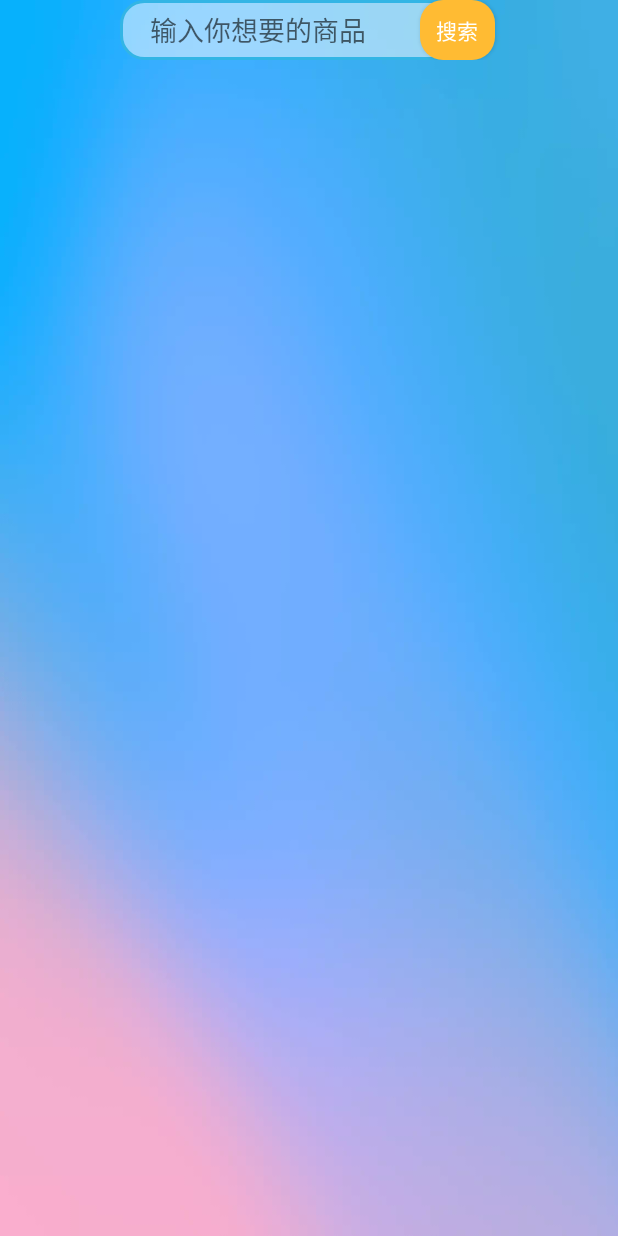
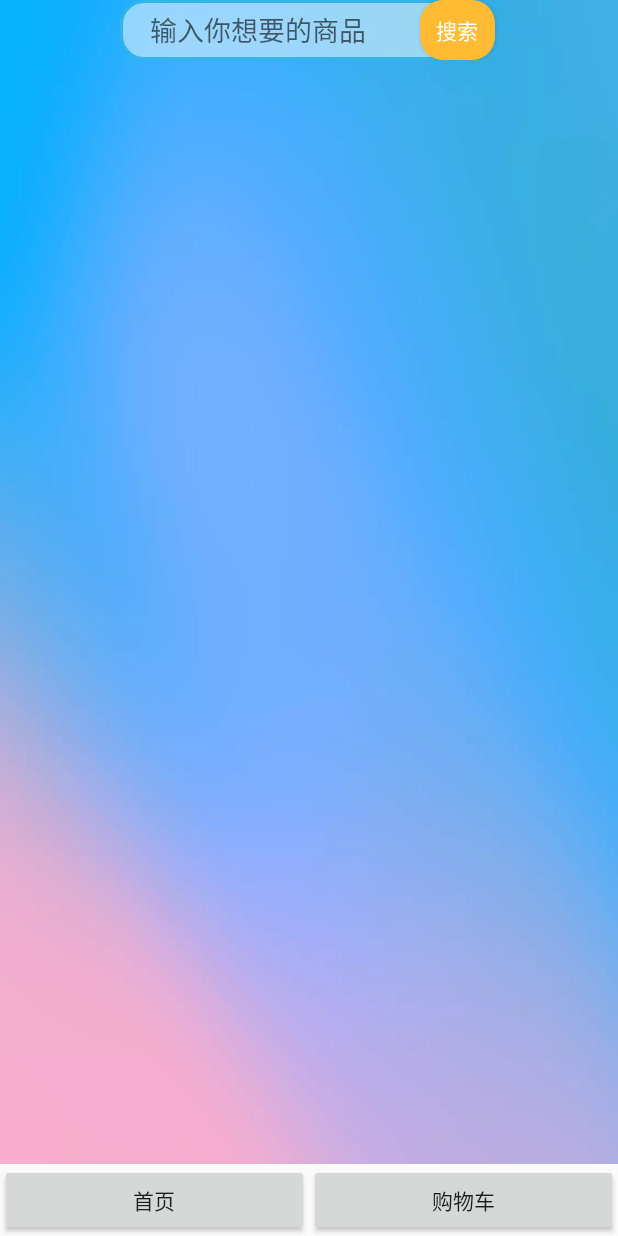
Before and after one commit to yangzuozhe/ShoppingApp, an Android app: the screen it shows after launch (HomeActivity), on a phone screen of 412 x 824 dp. Run offline under Robolectric (Android 15) with nearby library versions, the phone set to English and light mode, and no system bars; our stand-ins replace ButterKnife.

Commit message:
修改了首页的布局

```diff
--- a/app/src/main/java/com/example/shoppingapp/activity/HomeActivity.java
+++ b/app/src/main/java/com/example/shoppingapp/activity/HomeActivity.java
@@ -1,19 +1,15 @@
 package com.example.shoppingapp.activity;
 
 import android.os.Bundle;
+import android.widget.FrameLayout;
 
-import androidx.annotation.NonNull;
 import androidx.fragment.app.Fragment;
-import androidx.fragment.app.FragmentManager;
-import androidx.fragment.app.FragmentPagerAdapter;
-import androidx.viewpager.widget.ViewPager;
 
 import com.example.shoppingapp.R;
 import com.example.shoppingapp.base.BaseActivity;
-import com.example.shoppingapp.fragment.TianMaoFragment;
-import com.example.shoppingapp.fragment.WhatMaiFragment;
-
-import java.util.ArrayList;
+import com.example.shoppingapp.fragment.HomeFragment;
+import com.example.shoppingapp.fragment.ShoppingCarFragment;
+import com.example.shoppingapp.widget.BottomButton;
 
 import butterknife.BindView;
 import butterknife.ButterKnife;
@@ -22,41 +18,53 @@ import butterknife.ButterKnife;
  * 主页
  */
 public class HomeActivity extends BaseActivity {
-    @BindView(R.id.vpHome)
-    ViewPager mVpHome;
-    ArrayList<Fragment> mFragmentList = new ArrayList<>();
+    @BindView(R.id.flHome)
+    FrameLayout mFlHome;
+    @BindView(R.id.bottomButton)
+    BottomButton mBottomButton;
+    private Fragment mHomeFragment;
+    private Fragment mShoppingCar;
+
 
     @Override
     protected void onCreate(Bundle savedInstanceState) {
         super.onCreate(savedInstanceState);
         setContentView(R.layout.activity_main);
         ButterKnife.bind(this);
-        mFragmentList.add(TianMaoFragment.newInstance());
-        mFragmentList.add(WhatMaiFragment.newInstance());
-        HomeViewPagerAdapter adapter = new HomeViewPagerAdapter(getSupportFragmentManager(), mFragmentList);
-        mVpHome.setAdapter(adapter);
+        initBottomButton();
+        addHome();
     }
 
+    /**
+     * 添加首页
+     */
+    private void addHome() {
+        if (mHomeFragment == null) {
+            mHomeFragment = new HomeFragment();
+        }
+        addFragmentWithoutClearOld(mShoppingCar, mHomeFragment, R.id.flHome);
+    }
 
-    class HomeViewPagerAdapter extends FragmentPagerAdapter {
-        ArrayList<Fragment> mFgList;
+    private void addShoppingCar() {
+        if (mShoppingCar == null) {
+            mShoppingCar = ShoppingCarFragment.newInstance();
+        }
+        addFragmentWithoutClearOld(mHomeFragment, mShoppingCar, R.id.flHome);
+    }
 
+    /**
+     * 初始话底部按钮控件的操作
+     */
+    private void initBottomButton() {
+        mBottomButton.setOnClickLister(v -> {
+            int i = v.getId();
+            if (i == R.id.btnHome) {
+                addHome();
+            } else if (i == R.id.btnShoppingCar) {
+                addShoppingCar();
+            }
 
-        public HomeViewPagerAdapter(@NonNull FragmentManager fm, ArrayList<Fragment> fragmentList) {
-            super(fm, BEHAVIOR_RESUME_ONLY_CURRENT_FRAGMENT);
-            mFgList = fragmentList;
-        }
-
-        @NonNull
-        @Override
-        public Fragment getItem(int position) {
-            return mFgList.get(position);
-        }
-
-        @Override
-        public int getCount() {
-            return mFgList.size();
-        }
+        });
     }
 
 
--- a/app/src/main/java/com/example/shoppingapp/base/BaseActivity.java
+++ b/app/src/main/java/com/example/shoppingapp/base/BaseActivity.java
@@ -11,8 +11,8 @@ import androidx.fragment.app.FragmentManager;
 import androidx.fragment.app.FragmentTransaction;
 
 public class BaseActivity extends AppCompatActivity {
-
-
+    FragmentManager mManager;
+    FragmentTransaction mTransaction;
 
     /**
      * 替换碎片，这里表示替换这个碎片会让之前的碎片小时不见
@@ -22,14 +22,16 @@ public class BaseActivity extends AppCompatActivity {
      * @param isBack   表示是否添加返回栈
      */
     public void replaceFragment(Fragment fragment, int parentId, boolean isBack) {
-        FragmentManager manager = getSupportFragmentManager();
-        FragmentTransaction transaction = manager.beginTransaction();
-        transaction.replace(parentId, fragment);
+        if (mManager == null) {
+            mManager = getSupportFragmentManager();
+        }
+        mTransaction = mManager.beginTransaction();
+        mTransaction.replace(parentId, fragment);
         if (isBack) {
             //这句话让碎片有返回栈，没有这个的话，就相当于之前的碎片就被消除了，按下返回键直接退出程序了
-            transaction.addToBackStack(null);
+            mTransaction.addToBackStack(null);
         }
-        transaction.commit();
+        mTransaction.commit();
     }
 
     /**
@@ -66,8 +68,30 @@ public class BaseActivity extends AppCompatActivity {
                         (InputMethodManager) editText.getContext().getSystemService(Context.INPUT_METHOD_SERVICE);
                 inputManager.showSoftInput(editText, 0);
             }
-        },200);
+        }, 200);
 
     }
 
+    /**
+     * 这个方法会让旧的fragment 不会重新实例化对象，这样子写很好
+     *
+     * @param oldFragment 旧的碎片
+     * @param newFragment 新的碎片
+     * @param parentId    需要搭载的父容器
+     */
+    public void addFragmentWithoutClearOld(Fragment oldFragment, Fragment newFragment, int parentId) {
+        final FragmentManager manager = getSupportFragmentManager();
+        final FragmentTransaction transaction = manager.beginTransaction();
+        //判断旧的控件是否为空
+        if (oldFragment != null) {
+            //判断新的控件对象是否已经被添加了
+            if (!newFragment.isAdded()) {
+                transaction.hide(oldFragment).add(parentId, newFragment).commit();
+            } else {
+                transaction.hide(oldFragment).show(newFragment).commit();
+            }
+        } else {
+            transaction.add(parentId, newFragment).commit();
+        }
+    }
 }
--- a/app/src/main/java/com/example/shoppingapp/fragment/HomeFragment.java
+++ b/app/src/main/java/com/example/shoppingapp/fragment/HomeFragment.java
@@ -7,14 +7,69 @@ import android.view.ViewGroup;
 
 import androidx.annotation.NonNull;
 import androidx.annotation.Nullable;
+import androidx.fragment.app.Fragment;
+import androidx.fragment.app.FragmentManager;
+import androidx.fragment.app.FragmentPagerAdapter;
+import androidx.viewpager.widget.ViewPager;
 
+import com.example.shoppingapp.R;
 import com.example.shoppingapp.base.BaseFragment;
 
+import java.util.ArrayList;
+
+import butterknife.BindView;
+import butterknife.ButterKnife;
+
 public class HomeFragment extends BaseFragment {
+    @BindView(R.id.vpHome)
+    ViewPager mVpHome;
+    ArrayList<Fragment> mFragmentList = new ArrayList<>();
+    HomeViewPagerAdapter mAdapter;
+
+    public static HomeFragment newInstance() {
+        HomeFragment fragment = new HomeFragment();
+        return fragment;
+    }
+
     @Nullable
     @Override
     public View onCreateView(@NonNull LayoutInflater inflater, @Nullable ViewGroup container, @Nullable Bundle savedInstanceState) {
+        View view = LayoutInflater.from(getContext()).inflate(R.layout.main_fragment, null);
+        ButterKnife.bind(this, view);
+        initViewPager();
+        return view;
+    }
 
-        return super.onCreateView(inflater, container, savedInstanceState);
+    private void initViewPager() {
+
+        mFragmentList.add(TianMaoFragment.newInstance());
+        mFragmentList.add(WhatMaiFragment.newInstance());
+
+        if (getFragmentManager() != null) {
+            mAdapter = new HomeViewPagerAdapter(getChildFragmentManager(), mFragmentList);
+        }
+        mVpHome.setAdapter(mAdapter);
+    }
+
+
+    class HomeViewPagerAdapter extends FragmentPagerAdapter {
+        ArrayList<Fragment> mFgList;
+
+
+        public HomeViewPagerAdapter(@NonNull FragmentManager fm, ArrayList<Fragment> fragmentList) {
+            super(fm, BEHAVIOR_RESUME_ONLY_CURRENT_FRAGMENT);
+            mFgList = fragmentList;
+        }
+
+        @NonNull
+        @Override
+        public Fragment getItem(int position) {
+            return mFgList.get(position);
+        }
+
+        @Override
+        public int getCount() {
+            return mFgList.size();
+        }
     }
 }
--- a/app/src/main/java/com/example/shoppingapp/fragment/TianMaoFragment.java
+++ b/app/src/main/java/com/example/shoppingapp/fragment/TianMaoFragment.java
@@ -34,19 +34,16 @@ import okhttp3.Callback;
 import okhttp3.Response;
 
 public class TianMaoFragment extends BaseFragment {
-
     /**
      * 引导界面的数据
      */
     ArrayList<TianmaoGuideBean> mHomeBeanList;
 
-
     @BindView(R.id.rvHomeGuide)
     RecyclerView mRvHomeGuide;
     @BindView(R.id.sbTianMaoSearch)
     SearchBar mSbTianMaoSearch;
-//    @BindView(R.id.btnTianMaoSearch)
-//    Button mBtnTianMaoSearch;
+
     /**
      * 数据源
      */
--- /dev/null
+++ b/app/src/main/java/com/example/shoppingapp/widget/BottomButton.java
@@ -0,0 +1,46 @@
+package com.example.shoppingapp.widget;
+
+import android.content.Context;
+import android.util.AttributeSet;
+import android.view.LayoutInflater;
+import android.view.View;
+import android.widget.Button;
+import android.widget.LinearLayout;
+
+import androidx.annotation.Nullable;
+
+import com.example.shoppingapp.R;
+
+/**
+ * 底部按钮控件
+ */
+public class BottomButton extends LinearLayout {
+    private Button btnHome;
+    private Button btnShoppingCar;
+    View.OnClickListener mLister;
+
+    public BottomButton(Context context) {
+        this(context, null);
+    }
+
+    public BottomButton(Context context, @Nullable AttributeSet attrs) {
+        this(context, attrs, 0);
+    }
+
+    public BottomButton(Context context, @Nullable AttributeSet attrs, int defStyleAttr) {
+        super(context, attrs, defStyleAttr);
+        LayoutInflater.from(getContext()).inflate(R.layout.bottom_button_view, this);
+        initView();
+    }
+
+    private void initView() {
+        btnHome = findViewById(R.id.btnHome);
+        btnShoppingCar = findViewById(R.id.btnShoppingCar);
+    }
+
+    public void setOnClickLister(View.OnClickListener lister) {
+        btnShoppingCar.setOnClickListener(lister);
+        btnHome.setOnClickListener(lister);
+    }
+
+}
--- a/app/src/main/res/layout/activity_main.xml
+++ b/app/src/main/res/layout/activity_main.xml
@@ -6,21 +6,18 @@
     android:layout_height="match_parent"
     tools:context=".activity.HomeActivity">
 
-    <androidx.viewpager.widget.ViewPager
-        android:id="@+id/vpHome"
+    <FrameLayout
+        android:id="@+id/flHome"
         android:layout_width="match_parent"
-        android:layout_height="match_parent"/>
+        android:layout_height="0dp"
+        app:layout_constraintBottom_toTopOf="@+id/bottomButton"
+        app:layout_constraintTop_toTopOf="parent" />
 
-<!--    <fragment-->
-<!--        android:id="@+id/fgTmFragment"-->
-<!--        android:name="com.example.shoppingapp.fragment.TianMaoFragment"-->
-<!--        android:layout_width="match_parent"-->
-<!--        android:layout_height="match_parent" />-->
-<!--    <fragment-->
-<!--        android:id="@+id/fgZmFragment"-->
-<!--        android:name="com.example.shoppingapp.fragment.WhatMaiFragment"-->
-<!--        android:layout_width="match_parent"-->
-<!--        android:layout_height="match_parent"/>-->
+    <com.example.shoppingapp.widget.BottomButton
+        android:id="@+id/bottomButton"
+        android:layout_width="match_parent"
+        android:layout_height="wrap_content"
+        app:layout_constraintBottom_toBottomOf="parent" />
 
 
 </androidx.constraintlayout.widget.ConstraintLayout>
--- /dev/null
+++ b/app/src/main/res/layout/bottom_button_view.xml
@@ -0,0 +1,30 @@
+<?xml version="1.0" encoding="utf-8"?>
+<LinearLayout xmlns:android="http://schemas.android.com/apk/res/android"
+    android:layout_width="match_parent"
+    android:layout_height="wrap_content">
+
+    <Button
+        android:id="@+id/btnHome"
+        android:layout_width="wrap_content"
+        android:layout_height="wrap_content"
+        android:layout_weight="1"
+        android:text="首页" />
+
+    <Button
+        android:id="@+id/btnShoppingCar"
+        android:layout_width="wrap_content"
+        android:layout_height="wrap_content"
+        android:layout_weight="1"
+        android:text="购物车" />
+
+    <!--    <Button-->
+    <!--        android:layout_width="wrap_content"-->
+    <!--        android:layout_height="wrap_content"-->
+    <!--        android:layout_weight="1" />-->
+
+    <!--    <Button-->
+    <!--        android:layout_width="wrap_content"-->
+    <!--        android:layout_height="wrap_content"-->
+    <!--        android:layout_weight="1" />-->
+
+</LinearLayout>
--- /dev/null
+++ b/app/src/main/res/layout/main_fragment.xml
@@ -0,0 +1,10 @@
+<?xml version="1.0" encoding="utf-8"?>
+<FrameLayout
+    xmlns:android="http://schemas.android.com/apk/res/android" android:layout_width="match_parent"
+    android:layout_height="match_parent">
+    <androidx.viewpager.widget.ViewPager
+        android:id="@+id/vpHome"
+        android:layout_width="match_parent"
+        android:layout_height="match_parent"/>
+
+</FrameLayout>
```
Also changed, not shown: app/src/main/java/com/example/shoppingapp/fragment/ShoppingCarFragment.java (added, +26 -0 lines), app/src/main/res/layout/shopping_car_fragment.xml (added, +10 -0 lines).
